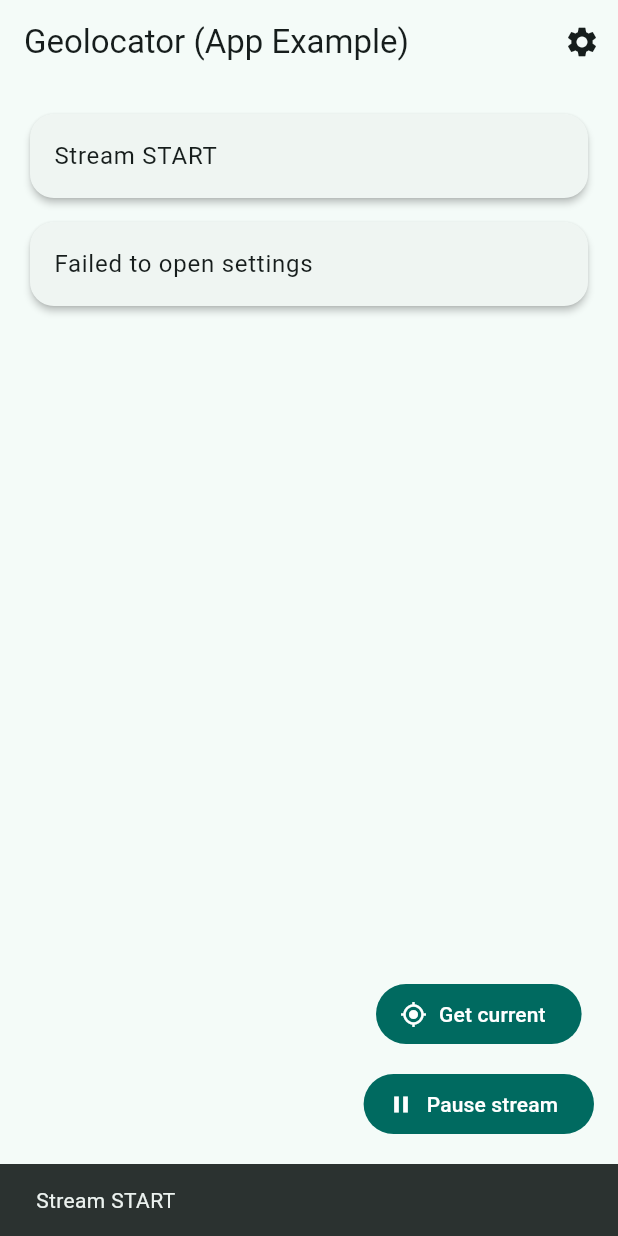
After one commit to ardheliapm/kamerasib, a Flutter app: the GeolocatorPage screen opened directly, after a tap on the "settings" icon, after a tap on "Start stream", on a phone screen of 412 x 824 dp. The commit adds this screen. Run offline on Flutter 3.47's test engine with Material 3 defaults, Android fonts, the phone set to English and light mode, and no system bars; our stand-ins replace camera, geolocator; missing offline and left inert: dart:html.

```diff
--- /dev/null
+++ b/lib/geolocator.dart
@@ -0,0 +1,42 @@
+import 'package:geolocator/geolocator.dart';
+
+/// Determine the current position of the device.
+///
+/// When the location services are not enabled or permissions
+/// are denied the `Future` will return an error.
+Future<Position> _determinePosition() async {
+  bool serviceEnabled;
+  LocationPermission permission;
+
+  // Test if location services are enabled.
+  serviceEnabled = await Geolocator.isLocationServiceEnabled();
+  if (!serviceEnabled) {
+    // Location services are not enabled don't continue
+    // accessing the position and request users of the
+    // App to enable the location services.
+    return Future.error('Location services are disabled.');
+  }
+
+  permission = await Geolocator.checkPermission();
+  if (permission == LocationPermission.denied) {
+    permission = await Geolocator.requestPermission();
+    if (permission == LocationPermission.denied) {
+      // Permissions are denied, next time you could try
+      // requesting permissions again (this is also where
+      // Android's shouldShowRequestPermissionRationale
+      // returned true. According to Android guidelines
+      // your App should show an explanatory UI now.
+      return Future.error('Location permissions are denied');
+    }
+  }
+
+  if (permission == LocationPermission.deniedForever) {
+    // Permissions are denied forever, handle appropriately.
+    return Future.error(
+      'Location permissions are permanently denied, we cannot request permissions.');
+  }
+
+  // When we reach here, permissions are granted and we can
+  // continue accessing the position of the device.
+  return await Geolocator.getCurrentPosition();
+}
--- a/lib/main.dart
+++ b/lib/main.dart
@@ -4,6 +4,7 @@ import 'package:flutter/material.dart';
 import 'package:flutter/foundation.dart' show kIsWeb;
 import 'package:path_provider/path_provider.dart';
 import 'dart:typed_data';
+import 'package:geolocator/geolocator.dart';
 
 // NOTE: kita import dart:html hanya untuk WEB (build ke web saja).
 // Abaikan linter ini kalau kamu hanya target web.
--- /dev/null
+++ b/lib/main1.dart
@@ -0,0 +1,139 @@
+import 'package:flutter/material.dart';
+import 'package:geolocator/geolocator.dart';
+import 'dart:async';
+
+
+void main() {
+  runApp(const GeolocatorDemoApp());
+}
+
+class GeolocatorDemoApp extends StatelessWidget {
+  const GeolocatorDemoApp({super.key});
+
+  @override
+  Widget build(BuildContext context) {
+    return MaterialApp(
+      title: 'Geolocator Demo',
+      theme: ThemeData(colorSchemeSeed: Colors.indigo, useMaterial3: true),
+      home: const GeolocatorPage(),
+      debugShowCheckedModeBanner: false,
+    );
+  }
+}
+
+class GeolocatorPage extends StatefulWidget {
+  const GeolocatorPage({super.key});
+  @override
+  State<GeolocatorPage> createState() => _GeolocatorPageState();
+}
+
+class _GeolocatorPageState extends State<GeolocatorPage> {
+  final List<String> _logs = [];
+  StreamSubscription<Position>? _sub;
+
+  @override
+  void dispose() {
+    _sub?.cancel();
+    super.dispose();
+  }
+
+  Future<bool> _ensurePermission() async {
+    final serviceEnabled = await Geolocator.isLocationServiceEnabled();
+    if (!serviceEnabled) {
+      _add('Location service OFF'); // minta user nyalakan GPS
+      return false;
+    }
+    var perm = await Geolocator.checkPermission();
+    if (perm == LocationPermission.denied) {
+      perm = await Geolocator.requestPermission();
+    }
+    if (perm == LocationPermission.denied) {
+      _add('Permission DENIED');
+      return false;
+    }
+    if (perm == LocationPermission.deniedForever) {
+      _add('Permission DENIED FOREVER (buka settings)');
+      return false;
+    }
+    return true;
+  }
+
+  Future<void> _getCurrent() async {
+    if (!await _ensurePermission()) return;
+    final pos = await Geolocator.getCurrentPosition();
+    _add('Current: ${pos.latitude}, ${pos.longitude}');
+  }
+
+  void _toggleStream() async {
+    if (_sub == null) {
+      if (!await _ensurePermission()) return;
+      _sub = Geolocator.getPositionStream().listen((pos) {
+        _add('Stream: ${pos.latitude}, ${pos.longitude}');
+      });
+      _add('Stream START');
+      setState(() {});
+      return;
+    }
+    if (_sub!.isPaused) {
+      _sub!.resume();
+      _add('Stream RESUME');
+    } else {
+      _sub!.pause();
+      _add('Stream PAUSE');
+    }
+    setState(() {});
+  }
+
+  void _openSettings() async {
+    final ok = await Geolocator.openAppSettings();
+    _add(ok ? 'Opened app settings' : 'Failed to open settings');
+  }
+
+  void _add(String s) {
+    setState(() => _logs.insert(0, s));
+    ScaffoldMessenger.of(context).showSnackBar(SnackBar(content: Text(s)));
+  }
+
+  @override
+  Widget build(BuildContext context) {
+    final streaming = _sub != null && !_sub!.isPaused;
+    return Scaffold(
+      appBar: AppBar(
+        title: const Text('Geolocator (App Example)'),
+        actions: [
+          IconButton(
+            onPressed: _openSettings,
+            icon: const Icon(Icons.settings),
+            tooltip: 'Open App Settings',
+          ),
+        ],
+      ),
+      body: ListView.separated(
+        padding: const EdgeInsets.all(16),
+        itemCount: _logs.length,
+        separatorBuilder: (_, __) => const SizedBox(height: 8),
+        itemBuilder: (_, i) => Card(
+          child: ListTile(
+            title: Text(_logs[i]),
+          ),
+        ),
+      ),
+      floatingActionButton: Column(
+        mainAxisAlignment: MainAxisAlignment.end,
+        children: [
+          FilledButton.icon(
+            onPressed: _getCurrent,
+            icon: const Icon(Icons.my_location),
+            label: const Text('Get current'),
+          ),
+          const SizedBox(height: 12),
+          FilledButton.icon(
+            onPressed: _toggleStream,
+            icon: Icon(streaming ? Icons.pause : Icons.play_arrow),
+            label: Text(streaming ? 'Pause stream' : 'Start stream'),
+          ),
+        ],
+      ),
+    );
+  }
+}
--- a/pubspec.yaml
+++ b/pubspec.yaml
@@ -38,6 +38,7 @@ dependencies:
   material_design: ^0.28.1
   camera_web: ^0.3.5
   path_provider: ^2.1.5
+  geolocator: ^14.0.2
 
 
 dependency_overrides:
```
Also changed, not shown: pubspec.lock, 3 other files.
